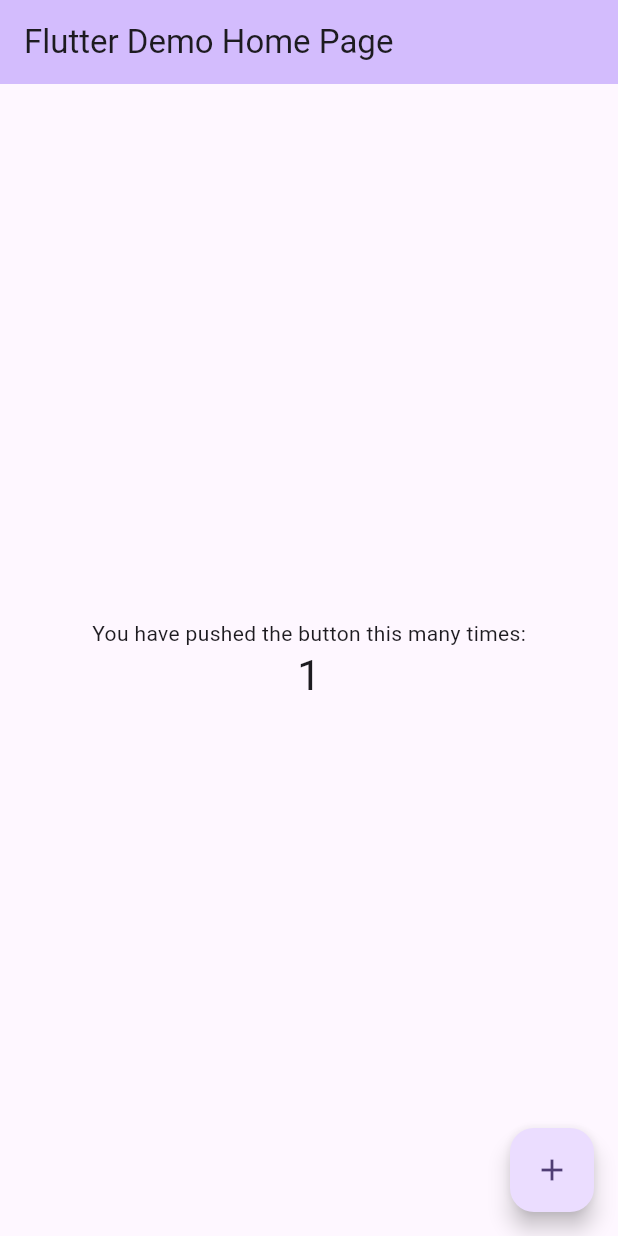
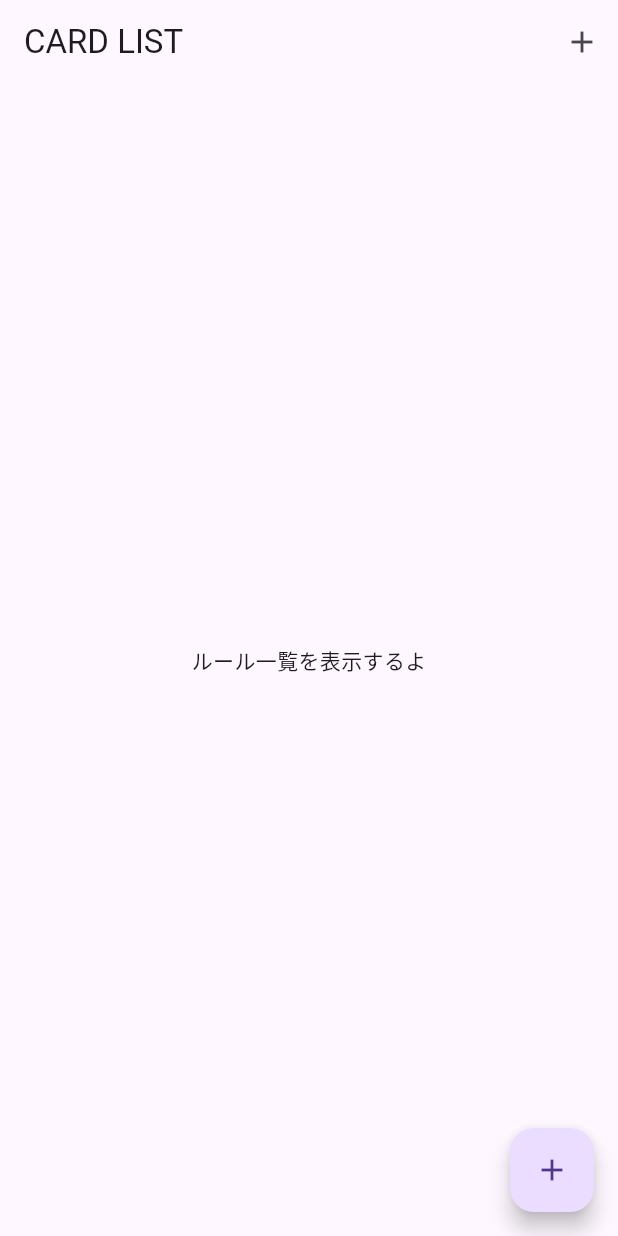
Before and after one commit to a2c6201/if_then_card, a Flutter app: the screen it shows after launch, after a tap on the "add" icon, on a phone screen of 412 x 824 dp. Run offline on Flutter 3.47's test engine with Material 3 defaults, Android fonts, the phone set to English and light mode, and no system bars.

Commit message:
feat:top画面

```diff
--- a/lib/main.dart
+++ b/lib/main.dart
@@ -1,125 +1,42 @@
 import 'package:flutter/material.dart';
 
+// アプリ起動
 void main() {
-  runApp(const MyApp());
+  runApp(MyApp());
 }
 
+// アプリの設定
 class MyApp extends StatelessWidget {
-  const MyApp({super.key});
-
-  // This widget is the root of your application.
   @override
   Widget build(BuildContext context) {
     return MaterialApp(
-      title: 'Flutter Demo',
-      theme: ThemeData(
-        // This is the theme of your application.
-        //
-        // TRY THIS: Try running your application with "flutter run". You'll see
-        // the application has a blue toolbar. Then, without quitting the app,
-        // try changing the seedColor in the colorScheme below to Colors.green
-        // and then invoke "hot reload" (save your changes or press the "hot
-        // reload" button in a Flutter-supported IDE, or press "r" if you used
-        // the command line to start the app).
-        //
-        // Notice that the counter didn't reset back to zero; the application
-        // state is not lost during the reload. To reset the state, use hot
-        // restart instead.
-        //
-        // This works for code too, not just values: Most code changes can be
-        // tested with just a hot reload.
-        colorScheme: ColorScheme.fromSeed(seedColor: Colors.deepPurple),
-        useMaterial3: true,
-      ),
-      home: const MyHomePage(title: 'Flutter Demo Home Page'),
+      debugShowCheckedModeBanner: false, // シミュレーターのデバッグバナーを非表示
+      title: 'IF THEN CARD', // アプリのタイトル
+      home: TopPage(), // ホーム画面の設定
     );
   }
 }
 
-class MyHomePage extends StatefulWidget {
-  const MyHomePage({super.key, required this.title});
-
-  // This widget is the home page of your application. It is stateful, meaning
-  // that it has a State object (defined below) that contains fields that affect
-  // how it looks.
-
-  // This class is the configuration for the state. It holds the values (in this
-  // case the title) provided by the parent (in this case the App widget) and
-  // used by the build method of the State. Fields in a Widget subclass are
-  // always marked "final".
-
-  final String title;
-
-  @override
-  State<MyHomePage> createState() => _MyHomePageState();
-}
-
-class _MyHomePageState extends State<MyHomePage> {
-  int _counter = 0;
-
-  void _incrementCounter() {
-    setState(() {
-      // This call to setState tells the Flutter framework that something has
-      // changed in this State, which causes it to rerun the build method below
-      // so that the display can reflect the updated values. If we changed
-      // _counter without calling setState(), then the build method would not be
-      // called again, and so nothing would appear to happen.
-      _counter++;
-    });
-  }
-
+// トップ画面(ルール一覧)
+class TopPage extends StatelessWidget {
   @override
   Widget build(BuildContext context) {
-    // This method is rerun every time setState is called, for instance as done
-    // by the _incrementCounter method above.
-    //
-    // The Flutter framework has been optimized to make rerunning build methods
-    // fast, so that you can just rebuild anything that needs updating rather
-    // than having to individually change instances of widgets.
     return Scaffold(
       appBar: AppBar(
-        // TRY THIS: Try changing the color here to a specific color (to
-        // Colors.amber, perhaps?) and trigger a hot reload to see the AppBar
-        // change color while the other colors stay the same.
-        backgroundColor: Theme.of(context).colorScheme.inversePrimary,
-        // Here we take the value from the MyHomePage object that was created by
-        // the App.build method, and use it to set our appbar title.
-        title: Text(widget.title),
+        title: Text('CARD LIST'), // ページ名
+        actions: [
+          Tooltip(message: 'アイコンボタンをホバーしたときに表示されるテキスト'),
+          IconButton( //右上の+ボタン
+            icon: Icon(Icons.add),
+            onPressed: () => ('ルール追加画面に遷移するよ'),
+          )
+        ],
       ),
-      body: Center(
-        // Center is a layout widget. It takes a single child and positions it
-        // in the middle of the parent.
-        child: Column(
-          // Column is also a layout widget. It takes a list of children and
-          // arranges them vertically. By default, it sizes itself to fit its
-          // children horizontally, and tries to be as tall as its parent.
-          //
-          // Column has various properties to control how it sizes itself and
-          // how it positions its children. Here we use mainAxisAlignment to
-          // center the children vertically; the main axis here is the vertical
-          // axis because Columns are vertical (the cross axis would be
-          // horizontal).
-          //
-          // TRY THIS: Invoke "debug painting" (choose the "Toggle Debug Paint"
-          // action in the IDE, or press "p" in the console), to see the
-          // wireframe for each widget.
-          mainAxisAlignment: MainAxisAlignment.center,
-          children: <Widget>[
-            const Text(
-              'You have pushed the button this many times:',
-            ),
-            Text(
-              '$_counter',
-              style: Theme.of(context).textTheme.headlineMedium,
-            ),
-          ],
-        ),
+      body: Center(child: Text('ルール一覧を表示するよ')),
+      floatingActionButton: FloatingActionButton( // 右上の+ボタン
+        onPressed: () => print('ルール追加画面に遷移するよ'),
+        child: const Icon(Icons.add),
       ),
-      floatingActionButton: FloatingActionButton(
-        onPressed: _incrementCounter,
-        tooltip: 'Increment',
-        child: const Icon(Icons.add),
-      ), // This trailing comma makes auto-formatting nicer for build methods.
     );
   }
 }
```
